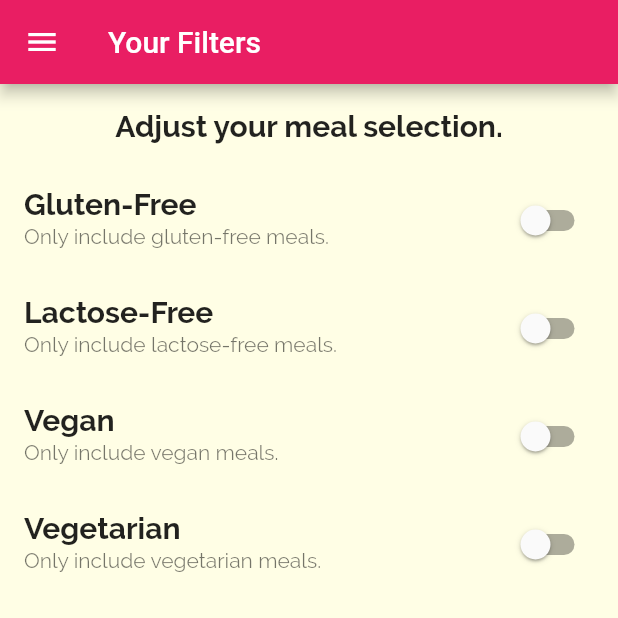
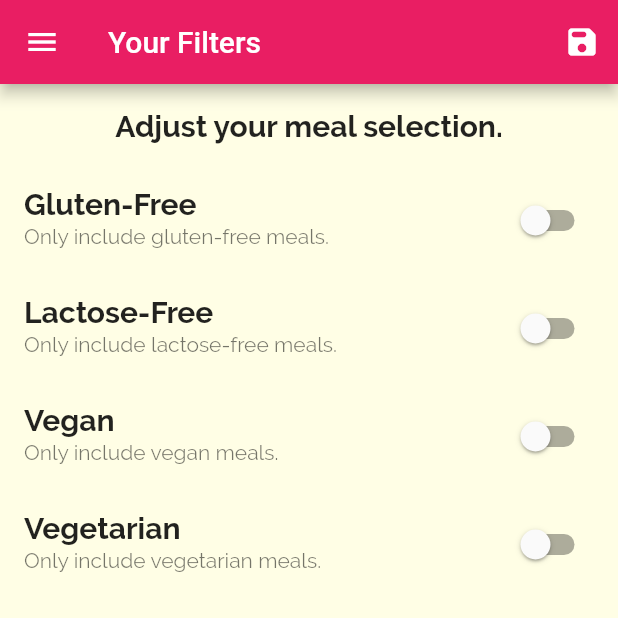
Before and after one commit to FadyFawzyOfficial/meals, a Flutter app: the screen it shows after launch, in the side drawer, after a tap on "Filters", on a phone screen of 412 x 824 dp, the top half of it. Run offline on Flutter 3.47's test engine with Material 2 defaults, Android fonts, the phone set to English and light mode, and no system bars.

Commit message:
2. Add Filter Logic FiltersScreen & CategoryMealsScreen through main

```diff
--- a/lib/main.dart
+++ b/lib/main.dart
@@ -7,8 +7,20 @@ import 'screens/tabs_screen.dart';
 
 void main() => runApp(const MyApp());
 
-class MyApp extends StatelessWidget {
+class MyApp extends StatefulWidget {
   const MyApp({super.key});
+
+  @override
+  State<MyApp> createState() => _MyAppState();
+}
+
+class _MyAppState extends State<MyApp> {
+  var filters = {
+    'Gluten': false,
+    'Lactose': false,
+    'Vegan': false,
+    'Vegetarian': false,
+  };
 
   @override
   Widget build(BuildContext context) {
@@ -37,10 +49,15 @@ class MyApp extends StatelessWidget {
       initialRoute: '/', // default is '/'
       routes: {
         '/': (_) => const TabsScreen(),
-        CategoryMealsScreen.routeName: (_) => const CategoryMealsScreen(),
+        CategoryMealsScreen.routeName: (_) =>
+            CategoryMealsScreen(filters: filters),
         MealDetailsScreen.routeName: (_) => const MealDetailsScreen(),
-        FiltersScreen.routeName: (_) => const FiltersScreen(),
+        FiltersScreen.routeName: (_) =>
+            FiltersScreen(filters: filters, setFilters: setFilters),
       },
     );
   }
+
+  void setFilters(Map<String, bool> filters) =>
+      setState(() => this.filters = filters);
 }
--- a/lib/screens/filters_screen.dart
+++ b/lib/screens/filters_screen.dart
@@ -5,22 +5,52 @@ import '../widgets/main_drawer.dart';
 class FiltersScreen extends StatefulWidget {
   static const routeName = 'filters';
 
-  const FiltersScreen({super.key});
+  final Map<String, bool> filters;
+  final void Function(Map<String, bool> filters) setFilters;
+
+  const FiltersScreen({
+    super.key,
+    required this.filters,
+    required this.setFilters,
+  });
 
   @override
   State<FiltersScreen> createState() => _FiltersScreenState();
 }
 
 class _FiltersScreenState extends State<FiltersScreen> {
-  var isGlutenFree = false;
-  var isLactoseFree = false;
-  var isVegan = false;
-  var isVegetarian = false;
+  late bool isGlutenFree;
+  late bool isLactoseFree;
+  late bool isVegan;
+  late bool isVegetarian;
+
+  @override
+  void initState() {
+    super.initState();
+    var filters = widget.filters;
+    isGlutenFree = filters['Gluten']!;
+    isLactoseFree = filters['Lactose']!;
+    isVegan = filters['Vegan']!;
+    isVegetarian = filters['Vegetarian']!;
+  }
 
   @override
   Widget build(BuildContext context) {
     return Scaffold(
-      appBar: AppBar(title: const Text('Your Filters')),
+      appBar: AppBar(
+        title: const Text('Your Filters'),
+        actions: [
+          IconButton(
+            onPressed: () => widget.setFilters({
+              'Gluten': isGlutenFree,
+              'Lactose': isLactoseFree,
+              'Vegan': isVegan,
+              'Vegetarian': isVegetarian,
+            }),
+            icon: const Icon(Icons.save_rounded),
+          ),
+        ],
+      ),
       drawer: const MainDrawer(),
       body: Column(
         children: [
```
Also changed, not shown: lib/screens/category_meals_screen.dart (+24 -4 lines).
